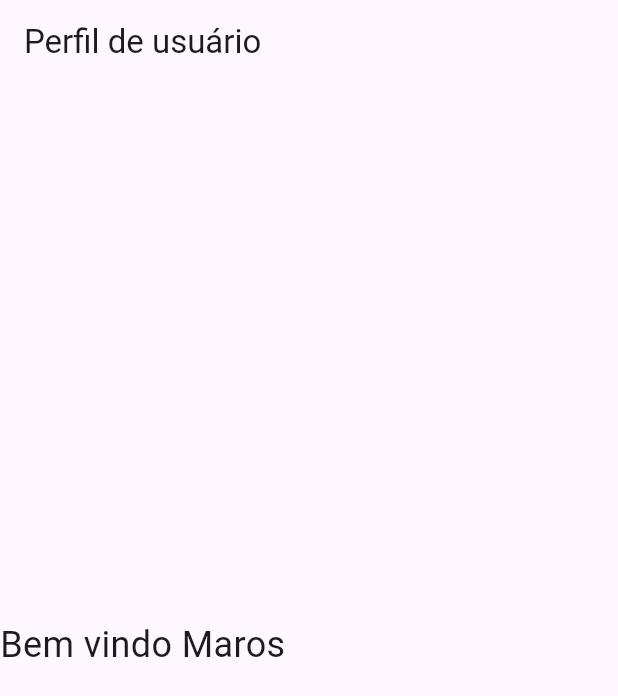
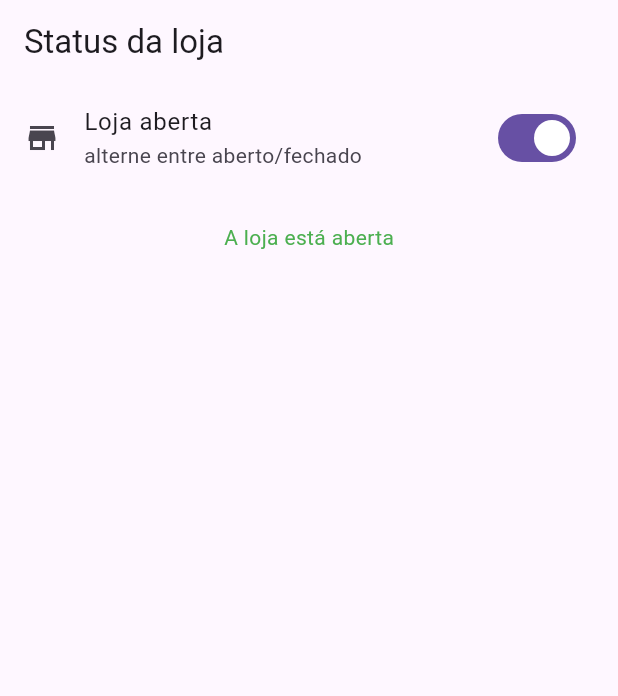
Before and after one commit to MarcosPeretro/app_flutter, a Flutter app: the screen it shows after launch, on a phone screen of 412 x 824 dp. Shown: the top 696 px of the screen. Run offline on Flutter 3.47's test engine with Material 3 defaults, Android fonts, the phone set to English and light mode, and no system bars.

Commit message:
Ambiente novo e correção de atividade

```diff
--- /dev/null
+++ b/lib/Atv/Loja.dart
@@ -0,0 +1,48 @@
+import 'package:flutter/material.dart';
+
+class Loja extends StatelessWidget{
+  @override
+  Widget build(BuildContext context) {
+    return MaterialApp(
+      home: LojaStatusPage(),
+    );
+  }
+}
+
+class LojaStatusPage extends StatefulWidget {
+  const LojaStatusPage({super.key});
+
+  @override
+  State<LojaStatusPage> createState() => _LojaStatusPageState();
+}
+
+class _LojaStatusPageState extends State<LojaStatusPage> {
+  bool _aberto = true;
+  @override
+  Widget build(BuildContext context) {
+    return Scaffold(
+      appBar: AppBar(title: Text("Status da loja"),),
+      body: Column(
+        children: [
+          SwitchListTile(
+            title: const Text("Loja aberta"),
+            subtitle: const Text("alterne entre aberto/fechado"),
+            value: _aberto,
+            onChanged: (bool value){
+              setState(() {
+                _aberto = value;
+              });
+          },
+          secondary: const Icon(Icons.store),
+          ),
+          const SizedBox(height: 20),
+          Text(_aberto ? "A loja está aberta" : "A loja está fechada",
+          style: TextStyle(
+            fontSize: 14,
+            color: _aberto ? Colors.green : Colors.red),
+            )
+        ],
+      ),
+    );
+  }
+}
--- a/lib/main.dart
+++ b/lib/main.dart
@@ -1,4 +1,5 @@
 import 'package:flutter/material.dart';
+import 'package:meu_app/Atv/Loja.dart';
 import 'package:meu_app/Atv/Switch22.dart';
 import 'package:meu_app/Botao.dart';
 import 'package:meu_app/inherited/UserData.dart';
@@ -60,7 +61,11 @@ void main() {
   //   home: Switch22()
   // ));
 
+  // runApp(MaterialApp(
+  //   home: Userinfos()
+  // ));
+
   runApp(MaterialApp(
-    home: Userinfos()
+    home: Loja()
   ));
 }
```
Also changed, not shown: pubspec.lock.
